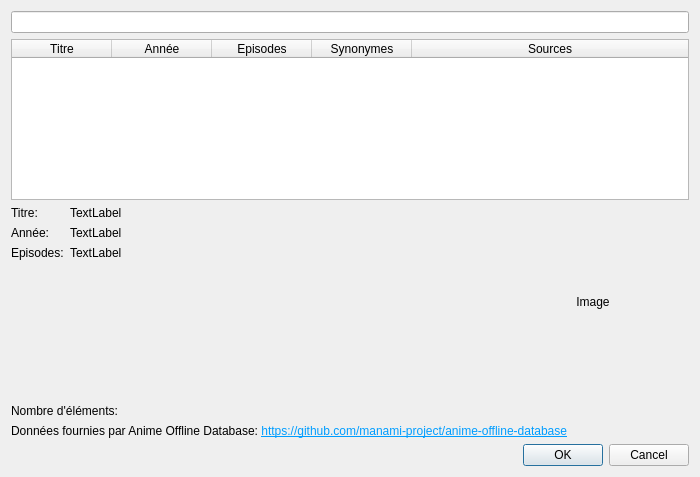
This is src/ui/dialogs/autocomplete.ui in seigneurfuo/MyAnimeManager3 as Qt 5 draws it before an edit. The edited form follows.
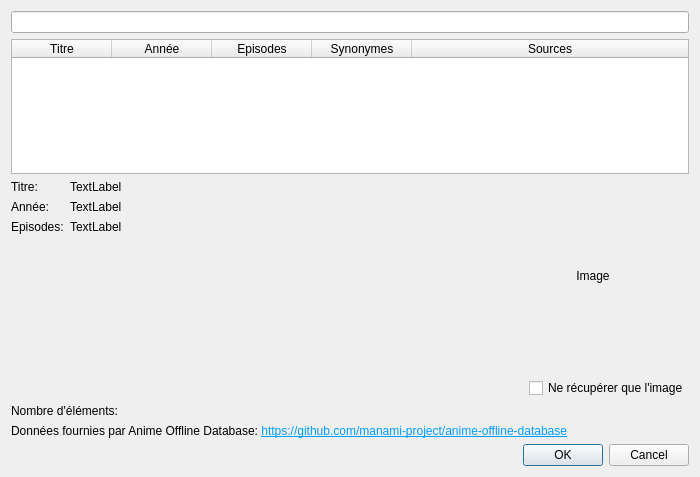
This is the edited form.

Commit message: Ajout d'une case à cocher pour ne récupérer que l'image.

Patch:
```diff
--- a/src/ui/dialogs/autocomplete.ui
+++ b/src/ui/dialogs/autocomplete.ui
@@ -143,6 +143,30 @@
      </item>
     </layout>
    </item>
+   <item>
+    <layout class="QHBoxLayout" name="horizontalLayout_2">
+     <item>
+      <spacer name="horizontalSpacer_2">
+       <property name="orientation">
+        <enum>Qt::Orientation::Horizontal</enum>
+       </property>
+       <property name="sizeHint" stdset="0">
+        <size>
+         <width>40</width>
+         <height>20</height>
+        </size>
+       </property>
+      </spacer>
+     </item>
+     <item>
+      <widget class="QCheckBox" name="checkBox">
+       <property name="text">
+        <string>Ne récupérer que l'image</string>
+       </property>
+      </widget>
+     </item>
+    </layout>
+   </item>
    <item>
     <widget class="QLabel" name="label">
      <property name="text">
```
The commit also changes 2 other files.
